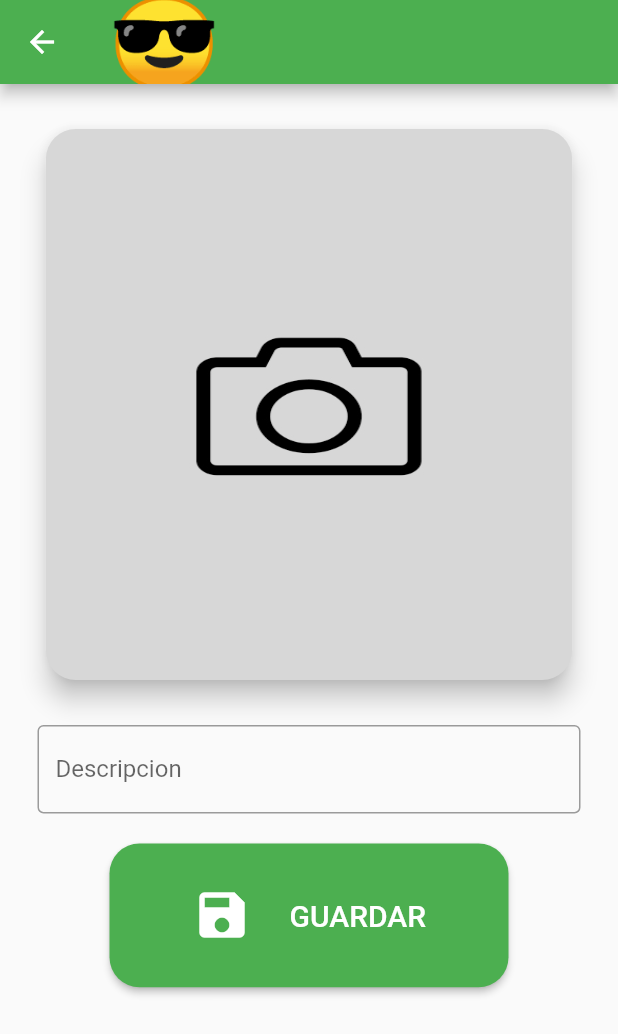
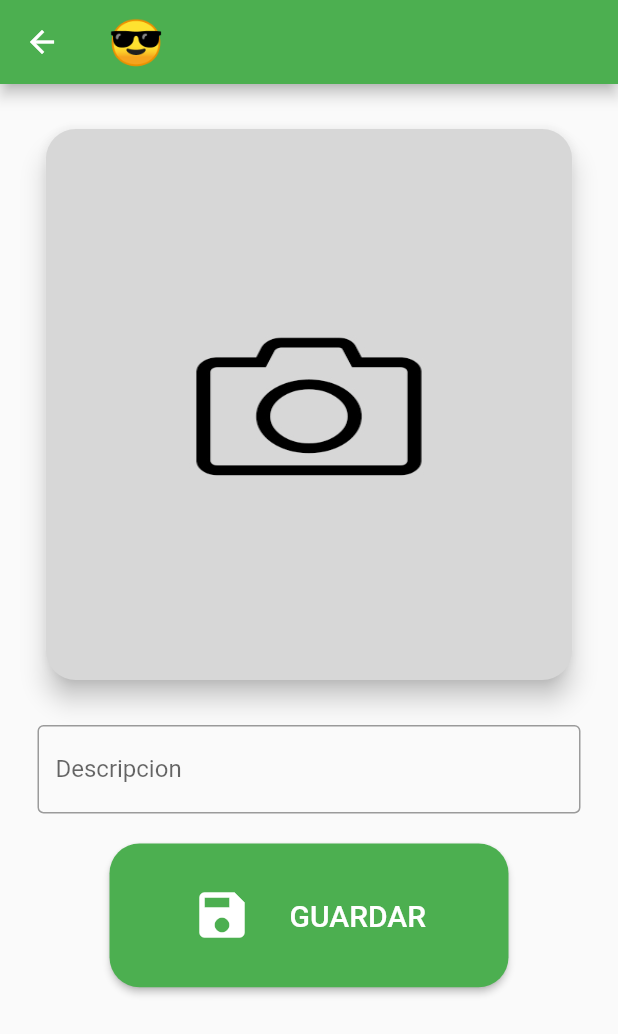
Before and after one commit to xavit/flutter_camera_hive, a Flutter app: the screen it shows after launch, after a tap on the "add" icon, on a phone screen of 412 x 824 dp. Shown: the top 1034 px of the screen. Run offline on Flutter 3.47's test engine with Material 2 defaults, Android fonts, the light colour scheme and no system bars; our stand-ins replace animate_do, hive, hive_flutter, image_picker; accounts and stored records are empty.

Commit message:
Size of Emojii

```diff
--- a/lib/src/ui/form_ui.dart
+++ b/lib/src/ui/form_ui.dart
@@ -246,7 +246,7 @@ class _FormUiState extends State<FormUi> {
   Widget build(BuildContext context) {
     return Scaffold(
       appBar: AppBar(
-          title: Text(_statusText, style: const TextStyle(fontSize: 60))),
+          title: Text(_statusText, style: const TextStyle(fontSize: 30))),
       body: SingleChildScrollView(
         child: Form(
           key: _formKey,
```
